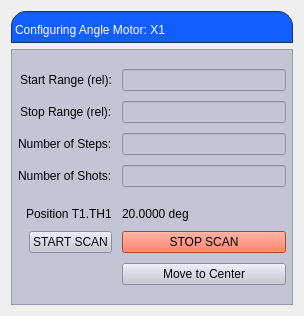
Before: the Qt Designer form angle_x1.ui in carogee/snd_screens, drawn with Qt 5.
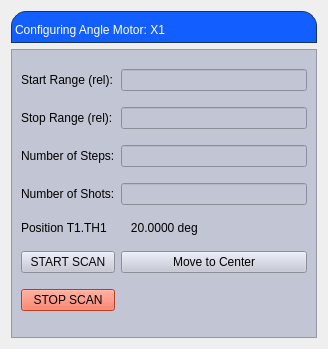
After: the same form once the commit is applied. Custom widgets are drawn as their Qt base class.

Commit message: redo layout on angle x1 screen

The edit to the form file:
```diff
--- a/angle_x1.ui
+++ b/angle_x1.ui
@@ -6,8 +6,8 @@
    <rect>
     <x>0</x>
     <y>0</y>
-    <width>304</width>
-    <height>316</height>
+    <width>328</width>
+    <height>349</height>
    </rect>
   </property>
   <property name="windowTitle">
@@ -47,53 +47,15 @@
        <property name="frameShadow">
         <enum>QFrame::Raised</enum>
        </property>
-       <layout class="QVBoxLayout" name="verticalLayout_3" stretch="0">
-        <property name="leftMargin">
-         <number>0</number>
-        </property>
-        <property name="topMargin">
-         <number>0</number>
-        </property>
-        <property name="rightMargin">
-         <number>0</number>
-        </property>
-        <property name="bottomMargin">
-         <number>0</number>
-        </property>
-        <item>
-         <layout class="QFormLayout" name="formLayout">
-          <property name="labelAlignment">
-           <set>Qt::AlignRight|Qt::AlignTrailing|Qt::AlignVCenter</set>
-          </property>
-          <property name="formAlignment">
-           <set>Qt::AlignLeading|Qt::AlignLeft|Qt::AlignVCenter</set>
-          </property>
-          <property name="horizontalSpacing">
-           <number>10</number>
-          </property>
-          <property name="verticalSpacing">
-           <number>10</number>
-          </property>
-          <property name="leftMargin">
-           <number>6</number>
-          </property>
-          <property name="topMargin">
-           <number>6</number>
-          </property>
-          <property name="rightMargin">
-           <number>6</number>
-          </property>
-          <property name="bottomMargin">
-           <number>6</number>
-          </property>
-          <item row="1" column="0">
+       <layout class="QGridLayout" name="gridLayout">
+        <item row="0" column="0">
            <widget class="QLabel" name="StartRange">
             <property name="text">
              <string>Start Range (rel):</string>
             </property>
            </widget>
           </item>
-          <item row="1" column="1">
+        <item row="0" column="1" colspan="2">
            <widget class="PyDMLineEdit" name="startLineEdit">
             <property name="toolTip">
              <string/>
@@ -124,14 +86,14 @@
             </property>
            </widget>
           </item>
-          <item row="2" column="0">
+        <item row="1" column="0">
            <widget class="QLabel" name="StopRange">
             <property name="text">
              <string>Stop Range (rel):</string>
             </property>
            </widget>
           </item>
-          <item row="2" column="1">
+        <item row="1" column="1" colspan="2">
            <widget class="PyDMLineEdit" name="stopLineEdit">
             <property name="toolTip">
              <string/>
@@ -165,14 +127,14 @@
             </property>
            </widget>
           </item>
-          <item row="3" column="0">
+        <item row="2" column="0">
            <widget class="QLabel" name="nSteps">
             <property name="text">
              <string>Number of Steps:</string>
             </property>
            </widget>
           </item>
-          <item row="3" column="1">
+        <item row="2" column="1" colspan="2">
            <widget class="PyDMLineEdit" name="stepLineEdit">
             <property name="toolTip">
              <string/>
@@ -206,18 +168,80 @@
             </property>
            </widget>
           </item>
-          <item row="4" column="0">
+        <item row="3" column="0">
            <widget class="QLabel" name="nShots">
             <property name="text">
              <string>Number of Shots:</string>
             </property>
            </widget>
           </item>
-          <item row="4" column="1">
+        <item row="3" column="1" colspan="2">
            <widget class="PyDMLineEdit" name="nShotsLineEdit"/>
           </item>
-          <item row="5" column="0">
+        <item row="4" column="0">
+         <widget class="PyDMLabel" name="PositionLabel">
+          <property name="toolTip">
+           <string/>
+          </property>
+          <property name="lineWidth">
+           <number>3</number>
+          </property>
+          <property name="text">
+           <string>Position T1.TH1</string>
+          </property>
+         </widget>
+        </item>
+        <item row="4" column="1">
+         <widget class="PyDMLabel" name="PositionRBV">
+          <property name="enabled">
+           <bool>true</bool>
+          </property>
+          <property name="toolTip">
+           <string/>
+          </property>
+          <property name="text">
+           <string>   20.0000 deg</string>
+          </property>
+          <property name="precision" stdset="0">
+           <number>4</number>
+          </property>
+          <property name="showUnits" stdset="0">
+           <bool>true</bool>
+          </property>
+          <property name="precisionFromPV" stdset="0">
+           <bool>false</bool>
+          </property>
+          <property name="alarmSensitiveContent" stdset="0">
+           <bool>false</bool>
+          </property>
+          <property name="alarmSensitiveBorder" stdset="0">
+           <bool>true</bool>
+          </property>
+          <property name="PyDMToolTip" stdset="0">
+           <string/>
+          </property>
+          <property name="channel" stdset="0">
+           <string>CA://XCS:SND:T1:TH1.RBV</string>
+          </property>
+          <property name="enableRichText" stdset="0">
+           <bool>false</bool>
+          </property>
+         </widget>
+        </item>
+        <item row="4" column="2">
            <widget class="PyDMByteIndicator" name="PyDMByteIndicator" native="true">
+          <property name="sizePolicy">
+           <sizepolicy hsizetype="Preferred" vsizetype="Maximum">
+            <horstretch>0</horstretch>
+            <verstretch>0</verstretch>
+           </sizepolicy>
+          </property>
+          <property name="font">
+           <font>
+            <pointsize>14</pointsize>
+            <kerning>true</kerning>
+           </font>
+          </property>
             <property name="toolTip">
              <string/>
             </property>
@@ -255,55 +279,17 @@
             </property>
            </widget>
           </item>
-          <item row="6" column="0">
-           <widget class="PyDMLabel" name="PyDMLabel">
-            <property name="toolTip">
-             <string/>
-            </property>
-            <property name="lineWidth">
-             <number>3</number>
-            </property>
-            <property name="text">
-             <string>Position T1.TH1</string>
-            </property>
-           </widget>
-          </item>
-          <item row="6" column="1">
-           <widget class="PyDMLabel" name="PyDMLabel_2">
-            <property name="toolTip">
-             <string/>
-            </property>
-            <property name="text">
-             <string>20.0000 deg</string>
-            </property>
-            <property name="precision" stdset="0">
-             <number>4</number>
-            </property>
-            <property name="showUnits" stdset="0">
-             <bool>true</bool>
-            </property>
-            <property name="precisionFromPV" stdset="0">
-             <bool>false</bool>
-            </property>
-            <property name="alarmSensitiveContent" stdset="0">
-             <bool>false</bool>
-            </property>
-            <property name="alarmSensitiveBorder" stdset="0">
-             <bool>true</bool>
-            </property>
-            <property name="PyDMToolTip" stdset="0">
-             <string/>
-            </property>
-            <property name="channel" stdset="0">
-             <string>CA://XCS:SND:T1:TH1.RBV</string>
-            </property>
-            <property name="enableRichText" stdset="0">
-             <bool>false</bool>
-            </property>
-           </widget>
-          </item>
-          <item row="8" column="0">
+        <item row="5" column="0">
            <widget class="PyDMPushButton" name="startButton">
+          <property name="enabled">
+           <bool>true</bool>
+          </property>
+          <property name="sizeIncrement">
+           <size>
+            <width>0</width>
+            <height>0</height>
+           </size>
+          </property>
             <property name="toolTip">
              <string/>
             </property>
@@ -321,7 +307,14 @@
             </property>
            </widget>
           </item>
-          <item row="8" column="1">
+        <item row="5" column="1" colspan="2">
+         <widget class="PyDMPushButton" name="moveToCenter">
+          <property name="text">
+           <string>Move to Center</string>
+          </property>
+         </widget>
+        </item>
+        <item row="6" column="0">
            <widget class="PyDMPushButton" name="stopButton">
             <property name="toolTip">
              <string/>
@@ -343,15 +336,6 @@
              <string>1</string>
             </property>
            </widget>
-          </item>
-          <item row="9" column="1">
-           <widget class="PyDMPushButton" name="moveToCenter">
-            <property name="text">
-             <string>Move to Center</string>
-            </property>
-           </widget>
-          </item>
-         </layout>
         </item>
        </layout>
       </widget>
```
Lines whose indentation alone changed are shown as unchanged.
